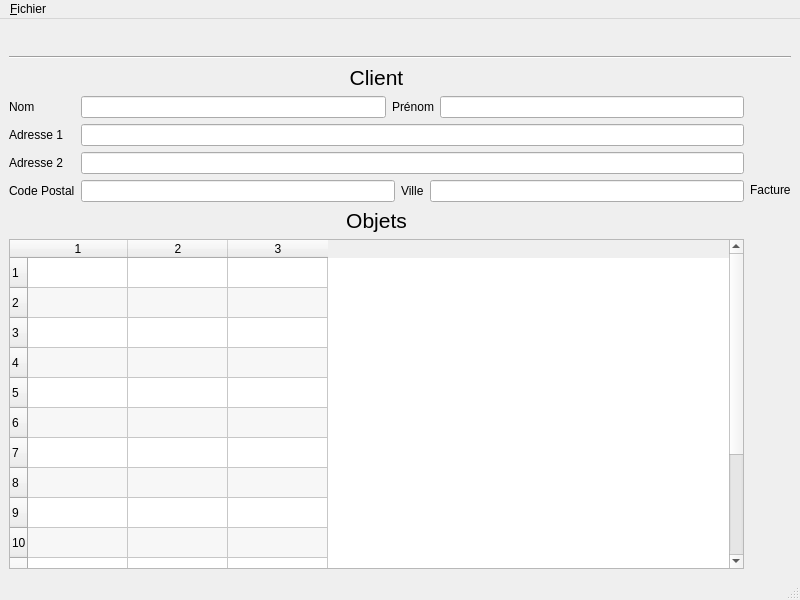
The window that tp3/InvoiceEditor/mainwindow.ui (zhdat/tps-qt) describes before a commit, drawn with Qt 5.
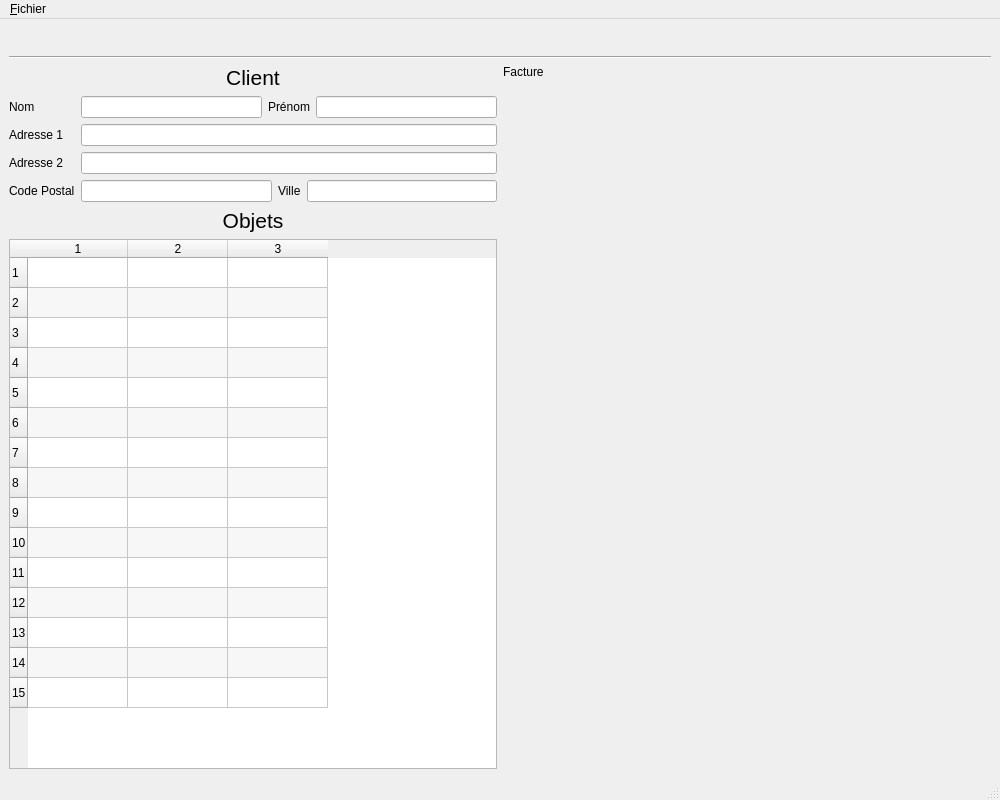
The same window after the commit. Icons and pictures are not drawn. Custom widgets are drawn as their Qt base class.

What changed in the file:
```diff
--- a/tp3/InvoiceEditor/mainwindow.ui
+++ b/tp3/InvoiceEditor/mainwindow.ui
@@ -6,10 +6,16 @@
    <rect>
     <x>0</x>
     <y>0</y>
-    <width>800</width>
-    <height>600</height>
+    <width>1000</width>
+    <height>800</height>
    </rect>
   </property>
+  <property name="minimumSize">
+   <size>
+    <width>1000</width>
+    <height>600</height>
+   </size>
+  </property>
   <property name="windowTitle">
    <string>MainWindow</string>
   </property>
@@ -130,7 +136,7 @@
      </widget>
     </item>
     <item>
-     <layout class="QHBoxLayout" name="horizontalLayout_4">
+     <layout class="QHBoxLayout" name="horizontalLayout_4" stretch="1,1">
       <item>
        <layout class="QVBoxLayout" name="verticalLayout_3">
         <item>
@@ -322,12 +328,27 @@
        </layout>
       </item>
       <item>
-       <layout class="QVBoxLayout" name="verticalLayout_4">
+       <layout class="QVBoxLayout" name="verticalLayout_4" stretch="0,0">
         <item>
          <widget class="QLabel" name="label">
+          <property name="sizePolicy">
+           <sizepolicy hsizetype="Minimum" vsizetype="Maximum">
+            <horstretch>0</horstretch>
+            <verstretch>0</verstretch>
+           </sizepolicy>
+          </property>
           <property name="text">
            <string>Facture</string>
           </property>
+          <property name="scaledContents">
+           <bool>true</bool>
+          </property>
+          <property name="alignment">
+           <set>Qt::AlignLeading|Qt::AlignLeft|Qt::AlignTop</set>
+          </property>
+          <property name="wordWrap">
+           <bool>false</bool>
+          </property>
          </widget>
         </item>
         <item>
@@ -351,7 +372,7 @@
     <rect>
      <x>0</x>
      <y>0</y>
-     <width>800</width>
+     <width>1000</width>
      <height>22</height>
     </rect>
    </property>
```
Left out of the diff: 2 changed lines with no effect on the pictures.
